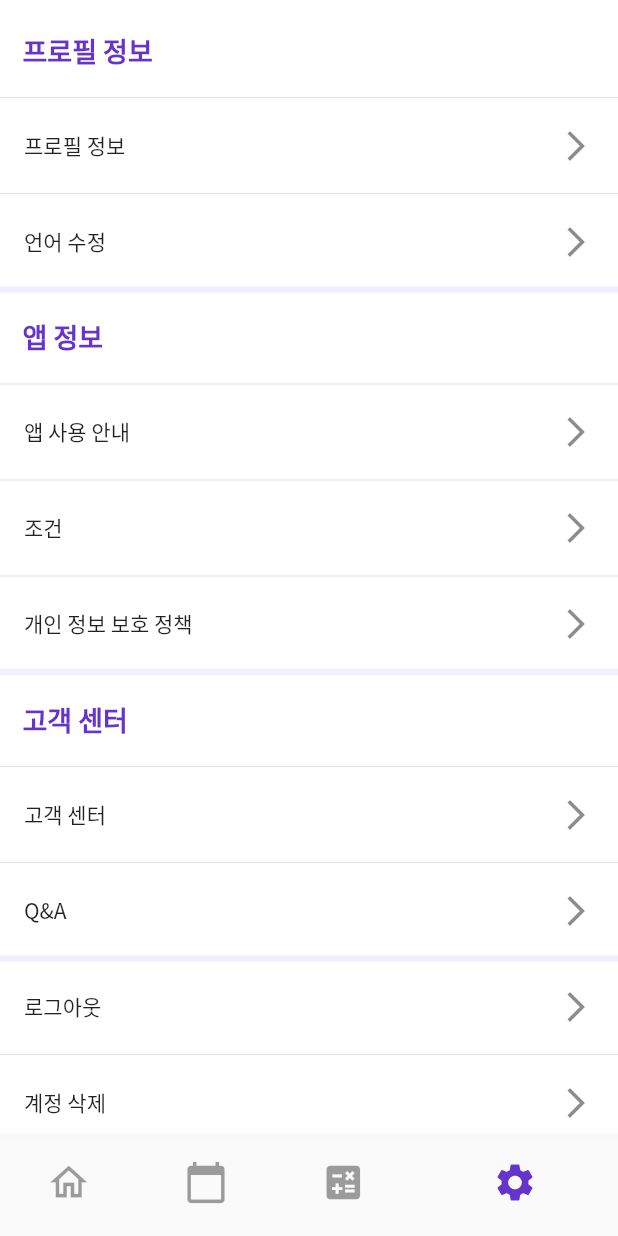
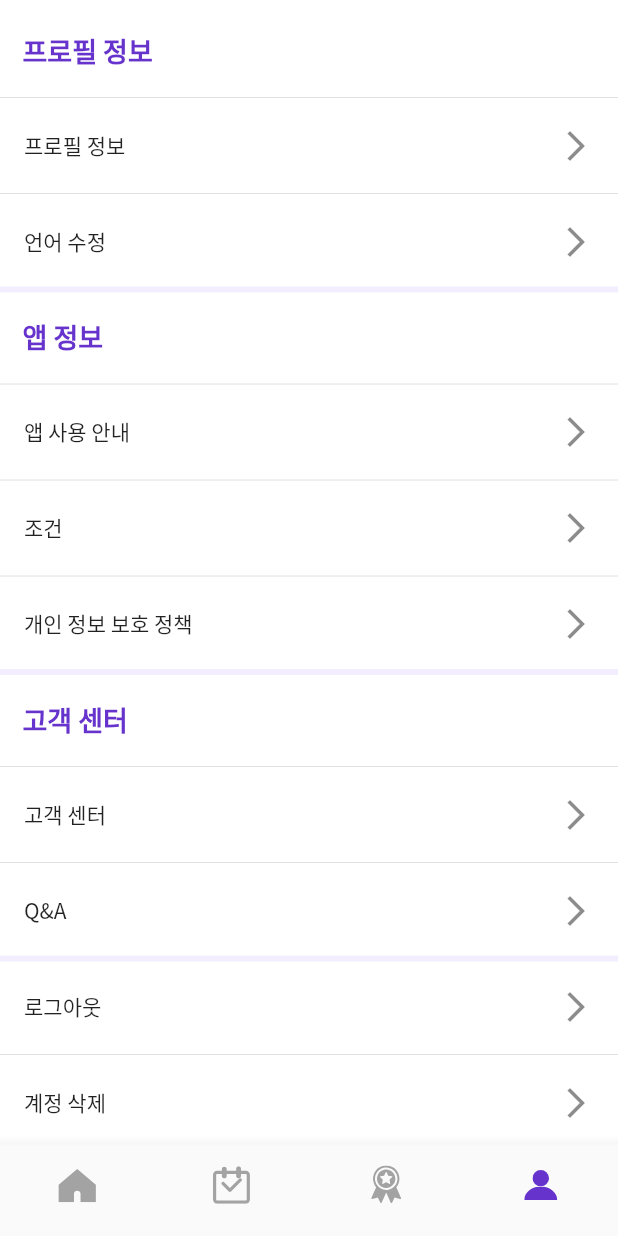
Before and after one commit to uz-devs/workoutnote-mobile, a Flutter app: the NavController screen opened directly, item 4 of the bottom bar chosen, on a phone screen of 412 x 824 dp. Run offline on Flutter 3.47's test engine with Material 2 defaults, Android fonts, the phone set to English and light mode, and no system bars; our stand-ins replace flutter_svg, fluttertoast, shared_preferences, table_calendar, tuple; missing offline and left inert: splash_screen_view; accounts and stored records are empty; network calls fail.

Commit message:
some changes

```diff
--- a/lib/ui/home screen.dart
+++ b/lib/ui/home screen.dart
@@ -74,7 +74,7 @@ class _HomeScreenState extends State<HomeScreen> {
             return Container(
                 margin: EdgeInsets.only(left: 20.0),
                 child: Text(
-                  "${DateFormat("yyyy.MM.dd").format(DateTime.now())}, ${DateFormat("EEEE").format(DateTime.now())}",
+                  "${DateFormat("yyyy.MM.dd").format(DateTime.now())}, ${DateFormat("EEEE").format(DateTime.now()).substring(0,3).toUpperCase()}",
                   style: TextStyle(fontSize: 25, color: Color.fromRGBO(102, 51, 204, 1)),
                 ));
           } else {
--- a/lib/ui/nav controller.dart
+++ b/lib/ui/nav controller.dart
@@ -1,4 +1,5 @@
 import 'package:flutter/material.dart';
+import 'package:flutter_svg/flutter_svg.dart';
 import 'package:workoutnote/ui/calculate%20screen.dart';
 import 'package:workoutnote/ui/calendar%20screen.dart';
 import 'package:workoutnote/ui/home%20screen.dart';
@@ -16,47 +17,49 @@ class NavController extends StatefulWidget {
 class _NavControllerState extends State<NavController> {
   int _selectedIndex = 0;
 
-
   @override
   Widget build(BuildContext context) {
-
-
     Color backGroundColor;
     double height = MediaQuery.of(context).size.height;
     double width = MediaQuery.of(context).size.width;
-    var screens = [_buildHomeScreen(height, width), _buildCalendarScreen(height),  _builCalculateScreen(height), _buildSettingsScreen(height),];
+    var screens = [
+      _buildHomeScreen(height, width),
+      _buildCalendarScreen(height),
+      _builCalculateScreen(height),
+      _buildSettingsScreen(height),
+    ];
 
-    if(_selectedIndex == 0  || _selectedIndex == 2 || _selectedIndex == 1)
-      backGroundColor =  Color.fromRGBO(231, 223, 247, 1);
-
-    else backGroundColor = Color.fromRGBO(255, 255, 255, 1);
+    if (_selectedIndex == 0 || _selectedIndex == 2 || _selectedIndex == 1)
+      backGroundColor = Color.fromRGBO(231, 223, 247, 1);
+    else
+      backGroundColor = Color.fromRGBO(255, 255, 255, 1);
 
     return Scaffold(
       backgroundColor: backGroundColor,
       resizeToAvoidBottomInset: false,
       body: screens[_selectedIndex],
       bottomNavigationBar: BottomNavigationBar(
+        type: BottomNavigationBarType.fixed,
 
         showSelectedLabels: false,
         showUnselectedLabels: false,
-
-        items:
-        const <BottomNavigationBarItem>[
-        BottomNavigationBarItem(icon: Icon(Icons.home_outlined,  size: 30,), label: "Home"),
-        BottomNavigationBarItem(icon: Icon(Icons.calendar_today,  size: 30,), label: "Calendar"),
-        BottomNavigationBarItem(icon: Icon(Icons.calculate, size: 30,), label: "Calculation"),
-          BottomNavigationBarItem(icon: Icon(Icons.settings, size: 30,), label: "Settings"),
-
-      ],
+        items: <BottomNavigationBarItem>[
+          BottomNavigationBarItem(icon: _selectedIndex == 0 ? _buildHomeSelectedWidget() : _buildHomeBottomIcon(), label: "Home"),
+          BottomNavigationBarItem(icon: _selectedIndex == 1 ? _buildCalendarBottomIconSelected() : _buildCalendarBottomIcon(), label: "Calendar"),
+          BottomNavigationBarItem(icon: _selectedIndex == 2 ? _buildCalculationSelectedWidget() : _buildCalculationWidget(), label: "Calculation"),
+          BottomNavigationBarItem(
+              icon: _selectedIndex == 3?_buildBodyIconSelected():_buildBodyIcon(),
+              label: "Settings"),
+        ],
         onTap: _onItemSelected,
-        selectedItemColor:  Color.fromRGBO(102, 51, 204, 1),
+        selectedItemColor: Color.fromRGBO(102, 51, 204, 1),
         currentIndex: _selectedIndex,
         unselectedItemColor: Colors.black38,
       ),
     );
   }
 
-  Widget _buildHomeScreen(double height,  double width) {
+  Widget _buildHomeScreen(double height, double width) {
     return HomeScreen(height, width);
   }
 
@@ -68,11 +71,117 @@ class _NavControllerState extends State<NavController> {
     return SeetingsScreen(height);
   }
 
-  Widget _builCalculateScreen(double height){
+  Widget _builCalculateScreen(double height) {
     return CalculateScreen();
   }
 
-  void  _onItemSelected(int  index){
+  Widget _buildCalendarBottomIconSelected() {
+    return Stack(
+      alignment: Alignment.center,
+      children: [
+        SvgPicture.asset(
+          "assets/icons/calendar_icon.svg",
+          color: Color.fromRGBO(102, 51, 204, 1),
+        ),
+        SvgPicture.asset(
+          "assets/icons/calendar_icon1.svg",
+          color: Color.fromRGBO(102, 51, 204, 1),
+        ),
+      ],
+    );
+  }
+
+  Widget _buildCalendarBottomIcon() {
+    return Stack(
+      alignment: Alignment.center,
+      children: [
+        SvgPicture.asset(
+          "assets/icons/calendar_icon.svg",
+        ),
+        SvgPicture.asset(
+          "assets/icons/calendar_icon1.svg",
+        ),
+      ],
+    );
+  }
+
+  Widget _buildHomeBottomIcon() {
+    return SvgPicture.asset("assets/icons/home.svg");
+  }
+
+  Widget _buildHomeSelectedWidget() {
+    return SvgPicture.asset(
+      "assets/icons/home.svg",
+      color: Color.fromRGBO(102, 51, 204, 1),
+    );
+  }
+
+  Widget _buildCalculationWidget() {
+    return Stack(
+      alignment: Alignment.topCenter,
+      children: [
+        Container(
+          margin: EdgeInsets.only(top: 2.0),
+          child: SvgPicture.asset(
+            "assets/icons/honor_icon2.svg",
+          ),
+        ),
+        SvgPicture.asset(
+          "assets/icons/honor_icon1.svg",
+        ),
+      ],
+    );
+  }
+
+  Widget _buildCalculationSelectedWidget() {
+    return Stack(
+      alignment: Alignment.topCenter,
+      children: [
+        Container(
+          margin: EdgeInsets.only(top: 2.0),
+          child: SvgPicture.asset(
+            "assets/icons/honor_icon2.svg",
+            color: Color.fromRGBO(102, 51, 204, 1),
+          ),
+        ),
+        SvgPicture.asset(
+          "assets/icons/honor_icon1.svg",
+          color: Color.fromRGBO(102, 51, 204, 1),
+        ),
+      ],
+    );
+  }
+
+  Widget _buildBodyIcon() {
+    return Column(
+      children: [
+        SvgPicture.asset(
+          "assets/icons/body_icon1.svg",
+        ),
+        SvgPicture.asset(
+          "assets/icons/body_icon2.svg",
+        ),
+      ],
+    );
+  }
+
+  Widget _buildBodyIconSelected() {
+    return Column(
+      children: [
+        SvgPicture.asset(
+          "assets/icons/body_icon1.svg",
+          color: Color.fromRGBO(102, 51, 204, 1),
+        ),
+        SvgPicture.asset(
+          "assets/icons/body_icon2.svg",
+          color: Color.fromRGBO(102, 51, 204, 1),
+
+        ),
+      ],
+    );
+  }
+
+  void _onItemSelected(int index) {
     setState(() {
       _selectedIndex = index;
     });
--- a/lib/ui/widgets/workout  create card.dart
+++ b/lib/ui/widgets/workout  create card.dart
@@ -95,7 +95,7 @@ class CreateWorkOutCard extends StatelessWidget {
                 margin: EdgeInsets.only(left: 20),
                 padding: EdgeInsets.only(top: 10),
                 child: Text(
-                  "${DateFormat("yyyy.MM.dd").format(DateTime.now())}, ${DateFormat("EEEE").format(DateTime.now())}",
+                  "${DateFormat("yyyy.MM.dd").format(DateTime.now())}, ${DateFormat("EEEE").format(DateTime.now()).substring(0, 3).toUpperCase()}",
                   style: TextStyle(fontSize: 15, color: Colors.grey),
                 ));
           else if (index == 1)
```
Also changed, not shown: lib/ui/calendar screen.dart (+14 -5 lines), lib/ui/widgets/exercises  search dialog.dart (+18 -7 lines), lib/ui/widgets/favorite workouts dialog.dart (+12 -2 lines), lib/ui/widgets/work out  note card.dart (+31 -30 lines), assets/icons/body_icon1.svg (added), assets/icons/body_icon2.svg (added), assets/icons/calendar_icon.svg (added), assets/icons/calendar_icon1.svg (added), assets/icons/home.svg (added), assets/icons/honor_icon1.svg (added), assets/icons/honor_icon2.svg (added), assets/icons/liked.svg (added), assets/icons/menu.svg, assets/icons/unliked.svg (added).
